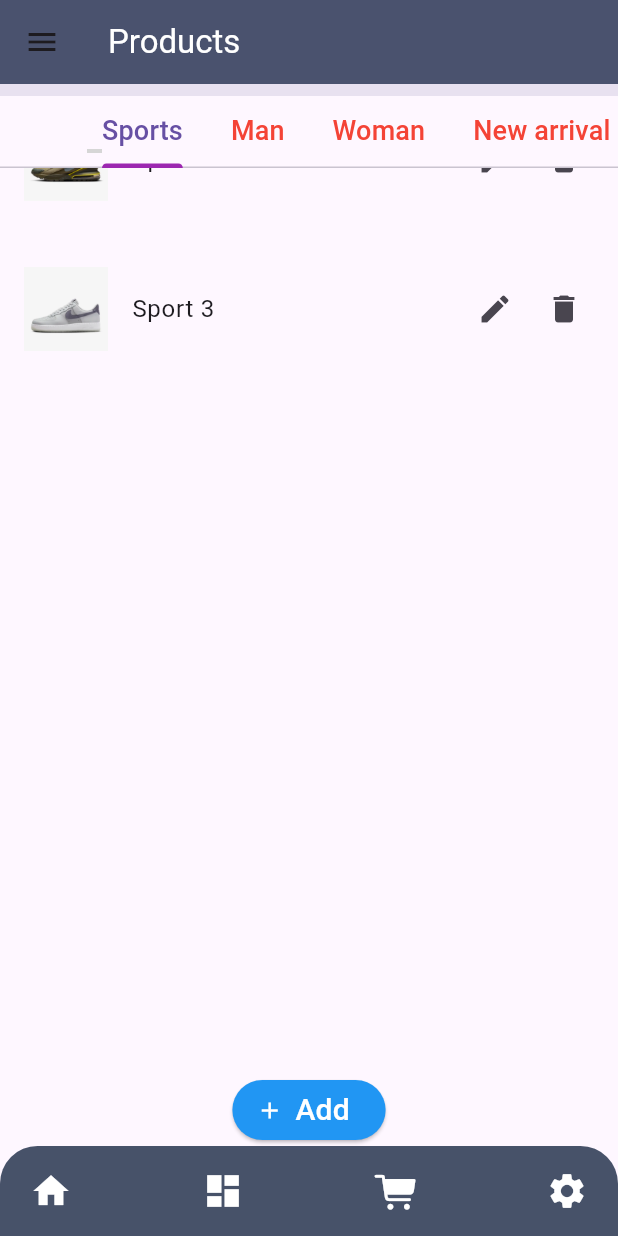
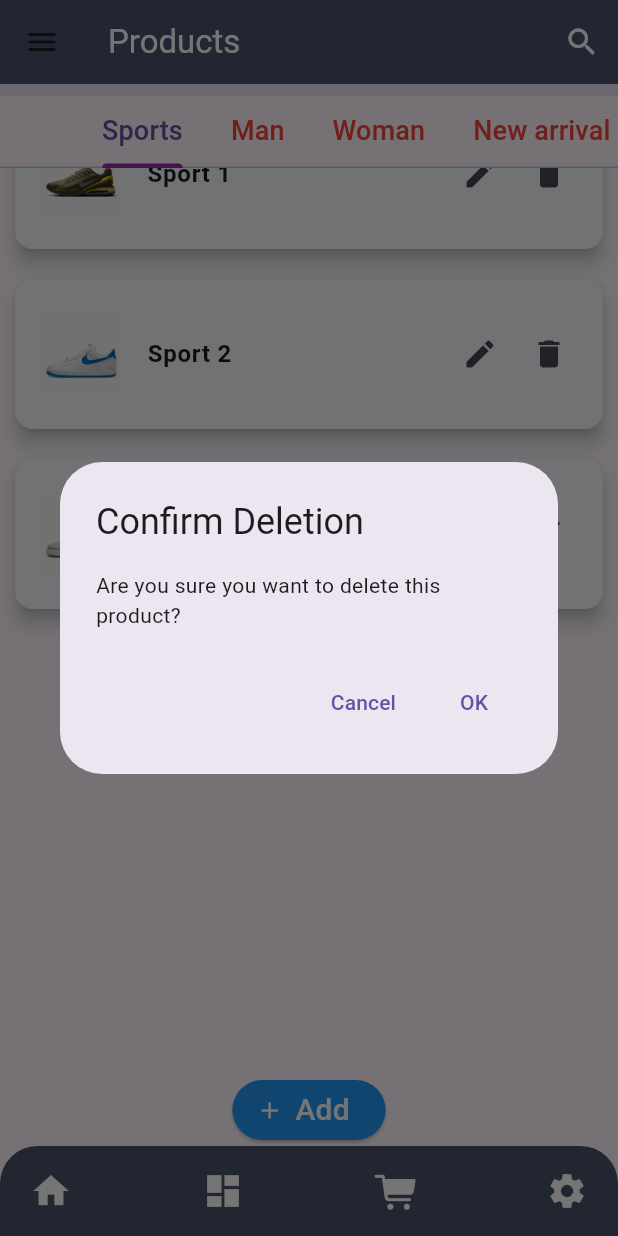
Before and after one commit to vuminhphong23/Mobie, a Flutter app: the ProductView screen opened by its route, scrolled down 380 dp, after a tap on the "delete" icon, on a phone screen of 412 x 824 dp. Run offline on Flutter 3.47's test engine with Material 3 defaults, Android fonts, the phone set to English and light mode, and no system bars; our stand-ins replace badges, carousel_slider, contacts_service, flutter_localization, fluttertoast, get and 2 more; grey boxes are pictures that could not be loaded.

Commit message:
add search, delete asking

```diff
--- a/lib/pages/ProductPage.dart
+++ b/lib/pages/ProductPage.dart
@@ -2,6 +2,7 @@ import 'package:flutter/material.dart';
 
 import 'package:contacts_service/contacts_service.dart';
 import 'package:flutter_localization/flutter_localization.dart';
+import 'package:fluttertoast/fluttertoast.dart';
 import 'package:provider/provider.dart';
 import 'package:qly_ban_hang/localization/locales.dart';
 import 'package:qly_ban_hang/models/Interfaces.dart';
@@ -56,6 +57,63 @@ class _ProductViewState extends State<ProductView> {
     Product(name: 'New 4', ImgUrl: 'images/new4.png'),
   ];
 
+  List<Product> allProducts = [];
+  late List<Product> _originalProList;
+  @override
+  void initState() {
+    super.initState();
+    // Combine both lists into a single list
+    allProducts.addAll(sports);
+    allProducts.addAll(man);
+    _originalProList = List.from(allProducts);
+  }
+
+  void _showDeleteConfirmationDialog(Product pd, List<Product> chosen_product) {
+    showDialog(
+      context: context,
+      builder: (BuildContext context) {
+        return AlertDialog(
+          title: Text('Confirm Deletion'),
+          content: Text('Are you sure you want to delete this product?'),
+          actions: <Widget>[
+            TextButton(
+              onPressed: () {
+                Navigator.of(context).pop();
+              },
+              child: Text('Cancel'),
+            ),
+            TextButton(
+              onPressed: () {
+                _deleteProduct(pd,chosen_product);
+                Navigator.of(context).pop();
+              },
+              child: Text('OK'),
+            ),
+          ],
+        );
+      },
+    );
+  }
+  void _deleteProduct(Product hd,List<Product> chosen_product) {
+    setState(() {
+      chosen_product.remove(hd);
+      allProducts.remove(hd);
+    });
+    Fluttertoast.showToast(msg: 'Deleted product ${hd.name}');
+  }
+
+  TextEditingController searchController = TextEditingController();
+  bool isSearching = false;
+  void searchProduct(String query) {
+    setState(() {
+      allProducts.clear();
+      allProducts = (sports + man).where((hd) =>
+          hd.name.toLowerCase().contains(query.toLowerCase())).toList();
+      if (allProducts.isEmpty) {
+        isSearching = false;
+      }
+    });
+  }
 
   @override
   Widget build(BuildContext context) {
@@ -68,20 +126,43 @@ class _ProductViewState extends State<ProductView> {
                 backgroundColor: ui.appBarColor,
                 title: Text(
                   LocaleData.products.getString(context), style: TextStyle(color: Colors.white),),
+
+                actions: [
+                  IconButton(
+                    onPressed: () {
+                      setState(() {
+                        if (isSearching) {
+                          isSearching = false;
+                          allProducts.clear();
+                          allProducts.addAll(_originalProList);
+                        } else {
+                          isSearching = true;
+                        }
+                      });
+                    },
+                    icon: Icon(Icons.search, color: Colors.white),
+                  ),
+                  if (isSearching)
+                    Padding(
+                      padding: const EdgeInsets.all(8.0),
+                      child: SizedBox(
+                        width: 200.0,
+                        child: TextField(
+                          controller: searchController,
+                          decoration: InputDecoration(
+                            hintText: 'Nhap ten san pham',
+                            hintStyle: TextStyle(color: Colors.white)
+
+                          ),
+                          onChanged: (value) {
+                            searchProduct(value);
+                          },
+                          onSubmitted: (value) {},
+                        ),
+                      ),
+                    ),
+                ],
               ),
-
-              // floatingActionButton: FloatingActionButton(
-              //   onPressed: () async{
-              //     final result = await Navigator.of(context).push(MaterialPageRoute(builder: (context)=>AddProductPage()));
-              //     if(result != null){
-              //       setState(() {
-              //         sports.add(result);
-              //       });
-              //     }
-              //   },
-              //   child: Icon(Icons.add),
-              //   // backgroundColor: Theme.of(context).primaryColorDark,
-              // ),
 
 
               drawer: MyDrawer(),
@@ -102,7 +183,7 @@ class _ProductViewState extends State<ProductView> {
                           physics: const NeverScrollableScrollPhysics(),
                           children: [
                             SizedBox(height: 16),
-                            SearchContainer(text: '', showBorder: true),
+                            // SearchContainer(text: '', showBorder: true),
                             SizedBox(height: 16),
                             Banner_slider()
 
@@ -137,12 +218,18 @@ class _ProductViewState extends State<ProductView> {
                           child: ListView.builder(
                             itemCount: sports.length,
                             itemBuilder: (context, index) {
-                              return Container(
+                              return Card(
                                 child: SizedBox(
                                   height: 100,
                                   child: Center(
                                     child: ListTile(
-                                      title: Text(sports[index].name),
+                                      title: Text(
+                                          sports[index].name,
+                                        style: const TextStyle(
+                                          fontSize: 16,
+                                          fontWeight: FontWeight.bold,
+                                        ),
+                                      ),
                                       leading: SizedBox(
                                         child: Image.asset(sports[index].ImgUrl,
                                           fit: BoxFit.fill,),
@@ -173,7 +260,8 @@ class _ProductViewState extends State<ProductView> {
                                             InkWell(
                                               onTap: () {
                                                 setState(() {
-                                                  sports.removeAt(index);
+                                                  // sports.removeAt(index);
+                                                  _showDeleteConfirmationDialog(sports[index], sports);
                                                 });
                                               },
                                               child: Icon(Icons.delete),
@@ -184,8 +272,9 @@ class _ProductViewState extends State<ProductView> {
                                     ),
                                   ),
                                 ),
-                                // elevation: 5,
-                                // margin: EdgeInsets.all(10),
+                                elevation: 5,
+                                color: Color(0xFFF5F9FD),
+                                margin: EdgeInsets.all(10),
                               );
                             },
                           ),
@@ -198,6 +287,7 @@ class _ProductViewState extends State<ProductView> {
                             if (result != null) {
                               setState(() {
                                 sports.add(result);
+                                allProducts.add(result);
                               });
                             }
                           },
@@ -218,7 +308,7 @@ class _ProductViewState extends State<ProductView> {
                           child: ListView.builder(
                             itemCount: man.length,
                             itemBuilder: (context, index) {
-                              return Container(
+                              return Card(
                                 child: SizedBox(
                                   height: 100,
                                   child: Center(
@@ -253,7 +343,7 @@ class _ProductViewState extends State<ProductView> {
                                             InkWell(
                                               onTap: () {
                                                 setState(() {
-                                                  man.removeAt(index);
+                                                  _showDeleteConfirmationDialog(man[index], man);
                                                 });
                                               },
                                               child: Icon(Icons.delete),
@@ -264,8 +354,9 @@ class _ProductViewState extends State<ProductView> {
                                     ),
                                   ),
                                 ),
-                                // elevation: 5,
-                                // margin: EdgeInsets.all(10),
+                                elevation: 5,
+                                color: Color(0xFFF5F9FD),
+                                margin: EdgeInsets.all(10),
                               );
                             },
                           ),
@@ -278,6 +369,7 @@ class _ProductViewState extends State<ProductView> {
                             if (result != null) {
                               setState(() {
                                 man.add(result);
+                                allProducts.add(result);
                               });
                             }
                           },
@@ -296,7 +388,7 @@ class _ProductViewState extends State<ProductView> {
                           child: ListView.builder(
                             itemCount: women.length,
                             itemBuilder: (context, index) {
-                              return Container(
+                              return Card(
                                 child: SizedBox(
                                   height: 100,
                                   child: Center(
@@ -332,7 +424,7 @@ class _ProductViewState extends State<ProductView> {
                                             InkWell(
                                               onTap: () {
                                                 setState(() {
-                                                  women.removeAt(index);
+                                                  _showDeleteConfirmationDialog(women[index], women);
                                                 });
                                               },
                                               child: Icon(Icons.delete),
@@ -343,8 +435,9 @@ class _ProductViewState extends State<ProductView> {
                                     ),
                                   ),
                                 ),
-                                // elevation: 5,
-                                // margin: EdgeInsets.all(10),
+                                elevation: 5,
+                                color: Color(0xFFF5F9FD),
+                                margin: EdgeInsets.all(10),
                               );
                             },
                           ),
@@ -358,6 +451,7 @@ class _ProductViewState extends State<ProductView> {
                             if (result != null) {
                               setState(() {
                                 women.add(result);
+                                allProducts.add(result);
                               });
                             }
                           },
@@ -376,7 +470,7 @@ class _ProductViewState extends State<ProductView> {
                           child: ListView.builder(
                             itemCount: new_arr.length,
                             itemBuilder: (context, index) {
-                              return Container(
+                              return Card(
                                 child: SizedBox(
                                   height: 100,
                                   child: Center(
@@ -413,7 +507,7 @@ class _ProductViewState extends State<ProductView> {
                                             InkWell(
                                               onTap: () {
                                                 setState(() {
-                                                  new_arr.removeAt(index);
+                                                  _showDeleteConfirmationDialog(new_arr[index], new_arr);
                                                 });
                                               },
                                               child: Icon(Icons.delete),
@@ -424,8 +518,9 @@ class _ProductViewState extends State<ProductView> {
                                     ),
                                   ),
                                 ),
-                                // elevation: 5,
-                                // margin: EdgeInsets.all(10),
+                                elevation: 5,
+                                color: Color(0xFFF5F9FD),
+                                margin: EdgeInsets.all(10),
                               );
                             },
                           ),
@@ -438,11 +533,11 @@ class _ProductViewState extends State<ProductView> {
                             if (result != null) {
                               setState(() {
                                 new_arr.add(result);
+                                allProducts.add(result);
                               });
                             }
                           },
-                          label: Text('Add', style: TextStyle(color: Colors
-                              .white, fontSize: 20),),
+                          label: Text('Add', style: TextStyle(color: Colors.white, fontSize: 20),),
                           style: ElevatedButton.styleFrom(
                             backgroundColor: Colors.blue,
                           ),
```
